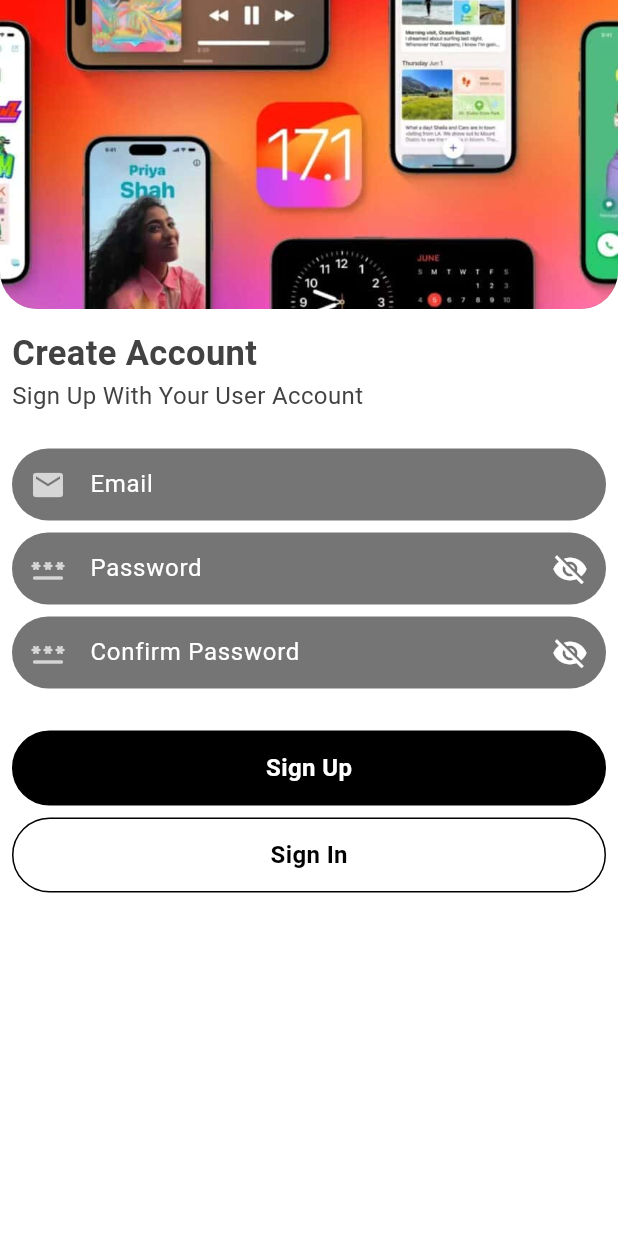
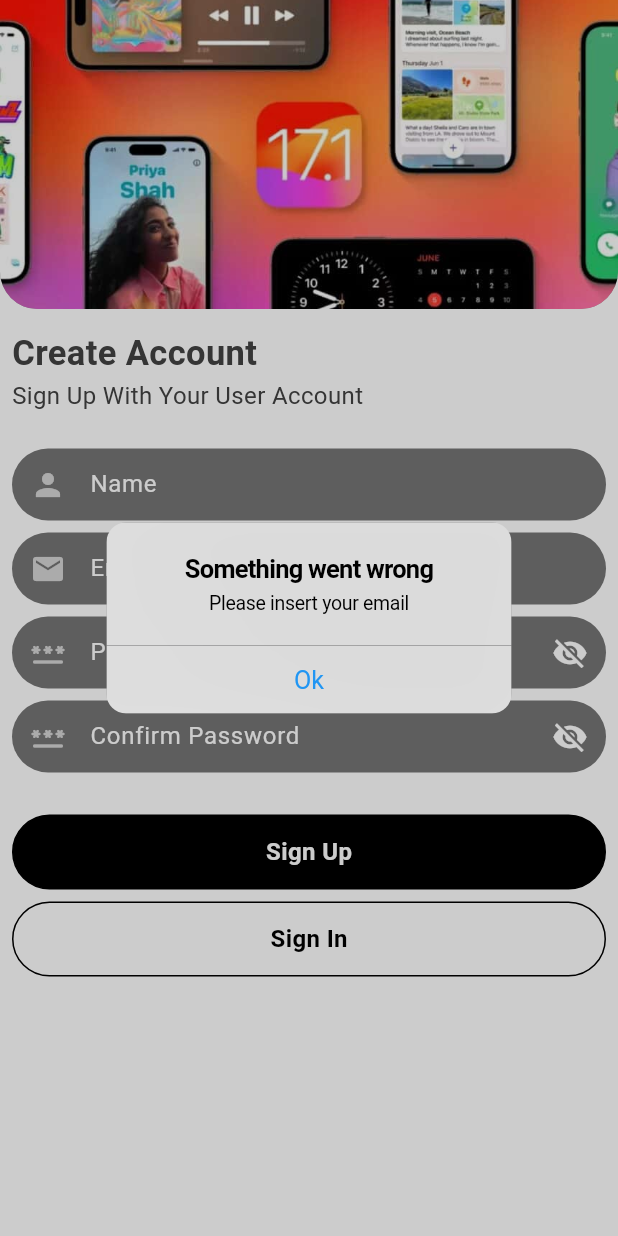
Before and after one commit to IsuruSRanmohotti/apple_app, a Flutter app: the screen it shows after launch, after a tap on "Sign Up", on a phone screen of 412 x 824 dp. Run offline on Flutter 3.47's test engine with Material 3 defaults, Android fonts, the phone set to English and light mode, and no system bars; our stand-ins replace carousel_slider, cloud_firestore, firebase_auth, firebase_core, flutter_easyloading, flutter_spinkit and 1 more; accounts and stored records are empty.

Commit message:
user data

```diff
--- a/lib/controllers/auth_controller.dart
+++ b/lib/controllers/auth_controller.dart
@@ -1,19 +1,86 @@
+import 'package:apple/controllers/user_controller.dart';
+import 'package:apple/models/user_model.dart';
+import 'package:apple/providers/auth_screen_provider.dart';
+import 'package:apple/utils/custom_dialog.dart';
 import 'package:firebase_auth/firebase_auth.dart';
+import 'package:flutter/cupertino.dart';
 import 'package:logger/logger.dart';
+import 'package:provider/provider.dart';
 
 class AuthController {
- static Future<void> createUserAccount(String email, String password) async {
+  static Future<void> createUserAccount(
+      String email, String password, String name, BuildContext context) async {
     try {
       await FirebaseAuth.instance
-          .createUserWithEmailAndPassword(email: email, password: password);
+          .createUserWithEmailAndPassword(email: email, password: password)
+          .then((value) async {
+        UserModel user = UserModel(
+            name: name, email: value.user!.email!, uid: value.user!.uid);
+       await UserController().saveUserData(user, context);
+      });
     } on FirebaseAuthException catch (e) {
+      CustomDialog.dismissLoader();
       if (e.code == 'email-already-in-use') {
-        Logger().e(e.code);
-      } else {
-        Logger().e(e.code);
+        CustomDialog.showDialog(context,
+            title: 'Something went wrong', content: 'Email already in use');
+      } else if (e.code == 'invalid-email') {
+        CustomDialog.showDialog(context,
+            title: 'Something went wrong', content: 'Invalid Email Address');
       }
     } catch (e) {
-      Logger().e(e);
+      CustomDialog.dismissLoader();
+      CustomDialog.showDialog(context,
+          title: 'Something went wrong', content: e.toString());
+    }
+  }
+
+  static Future<void> signInUser(
+      String email, String password, BuildContext context) async {
+    try {
+      await FirebaseAuth.instance
+          .signInWithEmailAndPassword(email: email, password: password);
+      CustomDialog.dismissLoader();
+    } on FirebaseAuthException catch (e) {
+      if (e.code == 'user-not-found') {
+        CustomDialog.showDialog(context,
+            title: 'Something went wrong',
+            content: 'No user found for that email.');
+      } else if (e.code == 'wrong-password') {
+        CustomDialog.showDialog(context,
+            title: 'Something went wrong',
+            content: 'Wrong password provided for that user.');
+      } else if (e.code == 'invalid-email') {
+        CustomDialog.showDialog(context,
+            title: 'Something went wrong', content: 'Invalid Email');
+      }
+      CustomDialog.dismissLoader();
+    }
+  }
+
+  static Future<void> signOutUser(BuildContext context) async {
+    try {
+      await FirebaseAuth.instance.signOut().then((value) {
+        Provider.of<AuthScreenProvider>(context, listen: false).clearFields();
+      });
+
+      Logger().f('User Signout');
+    } catch (error) {
+      Logger().e(error);
+    }
+  }
+
+  static Future<void> sendPasswordResetEmail(
+      String email, BuildContext context) async {
+    try {
+      await FirebaseAuth.instance.sendPasswordResetEmail(email: email);
+      Provider.of<AuthScreenProvider>(context, listen: false).clearFields();
+      CustomDialog.showDialog(context,
+          title: 'Success', content: 'Please check your emails');
+      CustomDialog.dismissLoader();
+    } catch (e) {
+      CustomDialog.showDialog(context,
+          title: 'Something went wrong', content: e.toString());
+      CustomDialog.dismissLoader();
     }
   }
 }
--- a/lib/main.dart
+++ b/lib/main.dart
@@ -1,6 +1,11 @@
-import 'package:apple/screens/splash_screens/splash_screen.dart';
+import 'package:apple/providers/auth_screen_provider.dart';
+import 'package:apple/providers/user_provider.dart';
+import 'package:apple/screens/auth_screens/auth_state_screen.dart';
 import 'package:firebase_core/firebase_core.dart';
 import 'package:flutter/material.dart';
+import 'package:flutter_easyloading/flutter_easyloading.dart';
+import 'package:provider/provider.dart';
+
 import 'firebase_options.dart';
 
 void main() async {
@@ -8,7 +13,13 @@ void main() async {
   await Firebase.initializeApp(
     options: DefaultFirebaseOptions.currentPlatform,
   );
-  runApp(const MyApp());
+  runApp(MultiProvider(
+    providers: [
+      ChangeNotifierProvider(create: (context) => AuthScreenProvider()),
+      ChangeNotifierProvider(create: (context) => UserProvider())
+    ],
+    child: const MyApp(),
+  ));
 }
 
 class MyApp extends StatelessWidget {
@@ -23,7 +34,8 @@ class MyApp extends StatelessWidget {
         colorScheme: ColorScheme.fromSeed(seedColor: Colors.black),
         useMaterial3: true,
       ),
-      home: const SplashScreen(),
+      home: const AuthStateScreen(),
+      builder: EasyLoading.init(),
     );
   }
 }
--- /dev/null
+++ b/lib/models/user_model.dart
@@ -0,0 +1,21 @@
+class UserModel {
+  String name;
+  String email;
+  String uid;
+  String image;
+
+  UserModel(
+      {required this.name,
+      required this.email,
+      required this.uid,
+      this.image = 'https://cdn-icons-png.freepik.com/512/6188/6188625.png'});
+
+  factory UserModel.fromJson(Map<String, dynamic> json) {
+    return UserModel(
+        name: json['name'], email: json['email'], uid: json['uid']);
+  }
+
+  Map<String, dynamic> toJson() {
+    return {'name': name, 'email': email, 'uid': uid, 'image': image};
+  }
+}
--- /dev/null
+++ b/lib/providers/auth_screen_provider.dart
@@ -0,0 +1,71 @@
+import 'package:apple/controllers/auth_controller.dart';
+import 'package:apple/utils/custom_dialog.dart';
+import 'package:flutter/material.dart';
+
+class AuthScreenProvider extends ChangeNotifier {
+  final TextEditingController _emailController = TextEditingController();
+  final TextEditingController _passwordController = TextEditingController();
+  final TextEditingController _confirmPasswordController =
+      TextEditingController();
+  final TextEditingController _nameController = TextEditingController();
+
+  TextEditingController get emailController => _emailController;
+  TextEditingController get passwordController => _passwordController;
+  TextEditingController get confirmPassword => _confirmPasswordController;
+  TextEditingController get nameController => _nameController;
+
+  void startSignUp(BuildContext context) {
+    if (_emailController.text.trim().isEmpty) {
+      CustomDialog.showDialog(context,
+          title: 'Something went wrong', content: 'Please insert your email');
+    } else if (_passwordController.text.trim().length < 6) {
+      CustomDialog.showDialog(context,
+          title: 'Something went wrong',
+          content: 'Password must be 6 characters');
+    } else if (_passwordController.text != _confirmPasswordController.text) {
+      CustomDialog.showDialog(context,
+          title: 'Something went wrong', content: 'Password Mismatch');
+    } else if (_nameController.text.trim().isEmpty) {
+      CustomDialog.showDialog(context,
+          title: 'Something went wrong', content: 'Please insert your name');
+    } else {
+      CustomDialog.showLoader();
+      AuthController.createUserAccount(
+          _emailController.text, _passwordController.text, _nameController.text, context);
+    }
+  }
+
+  void startSignIn(BuildContext context) {
+    if (_emailController.text.trim().isEmpty) {
+      CustomDialog.showDialog(context,
+          title: 'Something went wrong', content: 'Please insert your email');
+    } else if (_passwordController.text.trim().length < 6) {
+      CustomDialog.showDialog(context,
+          title: 'Something went wrong',
+          content: 'Password must be 6 characters');
+    } else {
+      CustomDialog.showLoader();
+      AuthController.signInUser(
+          _emailController.text, _passwordController.text, context);
+    }
+  }
+
+  void clearFields() {
+    _emailController.clear();
+    _passwordController.clear();
+    _confirmPasswordController.clear();
+    _nameController.clear();
+
+    notifyListeners();
+  }
+
+  void startSendPasswordResetEmail(BuildContext context) {
+    if (_emailController.text.trim().length <= 4) {
+      CustomDialog.showDialog(context,
+          title: 'Something went wrong', content: 'Please insert your email');
+    } else {
+      CustomDialog.showLoader();
+      AuthController.sendPasswordResetEmail(_emailController.text, context);
+    }
+  }
+}
--- a/lib/screens/auth_screens/auth_sreen.dart
+++ b/lib/screens/auth_screens/auth_sreen.dart
@@ -1,5 +1,6 @@
-import 'package:apple/controllers/auth_controller.dart';
+import 'package:apple/providers/auth_screen_provider.dart';
 import 'package:flutter/material.dart';
+import 'package:provider/provider.dart';
 
 import '../../components/buttons/custom_button.dart';
 import 'widgets/custom_text_field.dart';
@@ -13,8 +14,6 @@ class AuthScreen extends StatefulWidget {
 
 class _AuthScreenState extends State<AuthScreen> {
   String type = 'signup';
-  final TextEditingController _emaiController = TextEditingController();
-  final TextEditingController _passwordController = TextEditingController();
 
   @override
   Widget build(BuildContext context) {
@@ -22,7 +21,9 @@ class _AuthScreenState extends State<AuthScreen> {
     return Scaffold(
       backgroundColor: Colors.white,
       body: SingleChildScrollView(
-        child: Column(
+        child:
+            Consumer<AuthScreenProvider>(builder: (context, authStates, child) {
+          return Column(
             crossAxisAlignment: CrossAxisAlignment.start,
             children: [
               Container(
@@ -70,15 +71,22 @@ class _AuthScreenState extends State<AuthScreen> {
                     const SizedBox(
                       height: 20,
                     ),
+                    type == 'signup'
+                        ? CustomTextField(
+                            hint: 'Name',
+                            prefixIcon: Icons.person,
+                            controller: authStates.nameController,
+                          )
+                        : const SizedBox(),
                     CustomTextField(
                       hint: 'Email',
                       prefixIcon: Icons.email,
-                    controller: _emaiController,
+                      controller: authStates.emailController,
                     ),
                     type != 'forgot'
                         ? CustomTextField(
                             hint: 'Password',
-                          controller: _passwordController,
+                            controller: authStates.passwordController,
                             prefixIcon: Icons.password_rounded,
                             isPassword: true,
                           )
@@ -92,6 +100,7 @@ class _AuthScreenState extends State<AuthScreen> {
                                   setState(() {
                                     type = 'forgot';
                                   });
+                                  authStates.clearFields();
                                 },
                                 child: const Text(
                                   'Forgot password?',
@@ -99,8 +108,9 @@ class _AuthScreenState extends State<AuthScreen> {
                                 )),
                           ),
                     type == 'signup'
-                      ? const CustomTextField(
+                        ? CustomTextField(
                             hint: 'Confirm Password',
+                            controller: authStates.confirmPassword,
                             isPassword: true,
                             prefixIcon: Icons.password_rounded,
                           )
@@ -116,8 +126,13 @@ class _AuthScreenState extends State<AuthScreen> {
                                 ? 'Sign In'
                                 : 'Send Reset Email',
                         ontap: () {
-                        AuthController.createUserAccount(
-                            _emaiController.text, _passwordController.text);
+                          if (type == 'signup') {
+                            authStates.startSignUp(context);
+                          } else if (type == 'signin') {
+                            authStates.startSignIn(context);
+                          } else if (type == 'forgot') {
+                            authStates.startSendPasswordResetEmail(context);
+                          }
                         }),
                     CustomButton(
                       size: size,
@@ -127,6 +142,7 @@ class _AuthScreenState extends State<AuthScreen> {
                               ? 'Sign Up'
                               : 'Cancel',
                       ontap: () {
+                        authStates.clearFields();
                         setState(() {
                           if (type == 'signin') {
                             type = 'signup';
@@ -144,7 +160,8 @@ class _AuthScreenState extends State<AuthScreen> {
                 ),
               )
             ],
-        ),
+          );
+        }),
       ),
     );
   }
--- /dev/null
+++ b/lib/screens/auth_screens/auth_state_screen.dart
@@ -0,0 +1,34 @@
+import 'package:apple/screens/splash_screens/splash_screen.dart';
+import 'package:firebase_auth/firebase_auth.dart';
+import 'package:flutter/material.dart';
+
+class AuthStateScreen extends StatelessWidget {
+  const AuthStateScreen({super.key});
+
+  @override
+  Widget build(BuildContext context) {
+    return Scaffold(
+      backgroundColor: Colors.white,
+      body: StreamBuilder(
+        stream: FirebaseAuth.instance.authStateChanges(),
+        builder: (context, snapshot) {
+          if (snapshot.connectionState == ConnectionState.waiting) {
+            return const SizedBox();
+          }
+          if (snapshot.hasError) {
+            return const SizedBox();
+          }
+          if (snapshot.data == null) {
+            return const SplashScreen(
+              type: 'authScreen',
+            );
+          } else {
+            return const SplashScreen(
+              type: '',
+            );
+          }
+        },
+      ),
+    );
+  }
+}
--- a/lib/screens/splash_screens/splash_screen.dart
+++ b/lib/screens/splash_screens/splash_screen.dart
@@ -1,6 +1,7 @@
 import 'dart:async';
 
 import 'package:apple/screens/auth_screens/auth_sreen.dart';
+import 'package:apple/screens/auth_screens/auth_state_screen.dart';
 import 'package:apple/screens/homepage/homepage.dart';
 import 'package:apple/utils/custom_navigator.dart';
 import 'package:firebase_auth/firebase_auth.dart';
@@ -9,7 +10,9 @@ import 'package:flutter/material.dart';
 import 'package:logger/logger.dart';
 
 class SplashScreen extends StatefulWidget {
-  const SplashScreen({super.key});
+  const SplashScreen({required this.type, super.key});
+
+  final String type;
 
   @override
   State<SplashScreen> createState() => _SplashScreenState();
@@ -19,17 +22,15 @@ class _SplashScreenState extends State<SplashScreen> {
   @override
   void initState() {
     super.initState();
-    Timer(const Duration(seconds: 3), () {
-      FirebaseAuth.instance.authStateChanges().listen((User? user) {
-        if (user == null) {
-          Logger().e('User is currently signed out!');
-          CustomNavigator.push(context, const AuthScreen());
-        } else {
-          Logger().f('User is signed in!');
-          CustomNavigator.push(context, const HomePage());
-        }
+    if (widget.type == 'authScreen') {
+      Timer(Duration(seconds: 3), () {
+        CustomNavigator.pushReplacement(context, AuthScreen());
       });
-    });
+    } else if(widget.type == 'addUser'){
+
+    }else if(widget.type == 'fetchUser'){
+
+    }
   }
 
   @override
--- /dev/null
+++ b/lib/utils/custom_dialog.dart
@@ -0,0 +1,46 @@
+import 'package:flutter/cupertino.dart';
+import 'package:flutter/material.dart';
+import 'package:flutter_easyloading/flutter_easyloading.dart';
+import 'package:flutter_spinkit/flutter_spinkit.dart';
+
+class CustomDialog {
+  static void showLoader() {
+    EasyLoading.show(
+        maskType: EasyLoadingMaskType.black,
+        indicator: const SpinKitThreeInOut(
+          color: Colors.blue,
+        ));
+  }
+
+  static void dismissLoader() {
+    EasyLoading.dismiss();
+  }
+
+  static void showDialog(
+    BuildContext context, {
+    required String title,
+    required String content,
+  }) {
+    showCupertinoDialog(
+      context: context,
+      barrierDismissible: true,
+      builder: (context) {
+        return CupertinoAlertDialog(
+          title: Text(title),
+          content: Text(content),
+          actions: [
+            CupertinoDialogAction(
+              child: const Text(
+                'Ok',
+                style: TextStyle(color: Colors.blue),
+              ),
+              onPressed: () {
+                Navigator.pop(context);
+              },
+            )
+          ],
+        );
+      },
+    );
+  }
+}
--- a/pubspec.yaml
+++ b/pubspec.yaml
@@ -41,6 +41,10 @@ dependencies:
   rename: ^3.0.2
   firebase_core: ^2.27.0
   firebase_auth: ^4.17.8
+  provider: ^6.1.2
+  flutter_easyloading: ^3.0.5
+  flutter_spinkit: ^5.2.1
+  cloud_firestore: ^4.15.8
 
 dev_dependencies:
   flutter_test:
```
Also changed, not shown: lib/controllers/user_controller.dart (added, +20 -0 lines), lib/providers/user_provider.dart (added, +12 -0 lines), lib/screens/homepage/widgets/custom_app_bar.dart (+10 -5 lines), pubspec.lock, 3 other files. Lines whose indentation alone changed are shown as unchanged.
